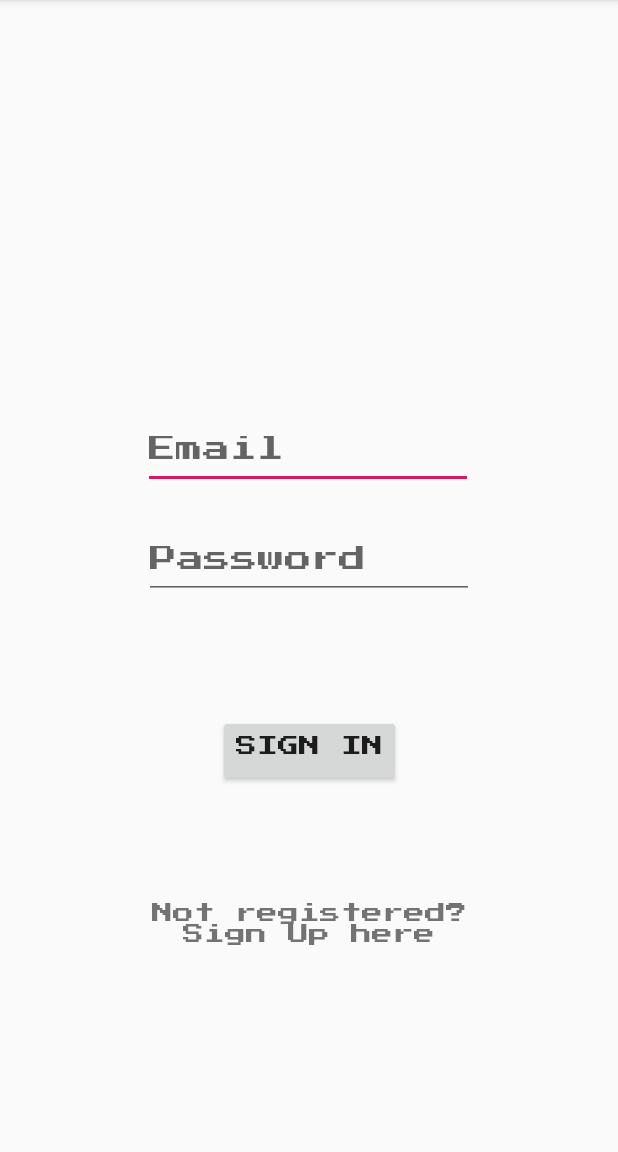
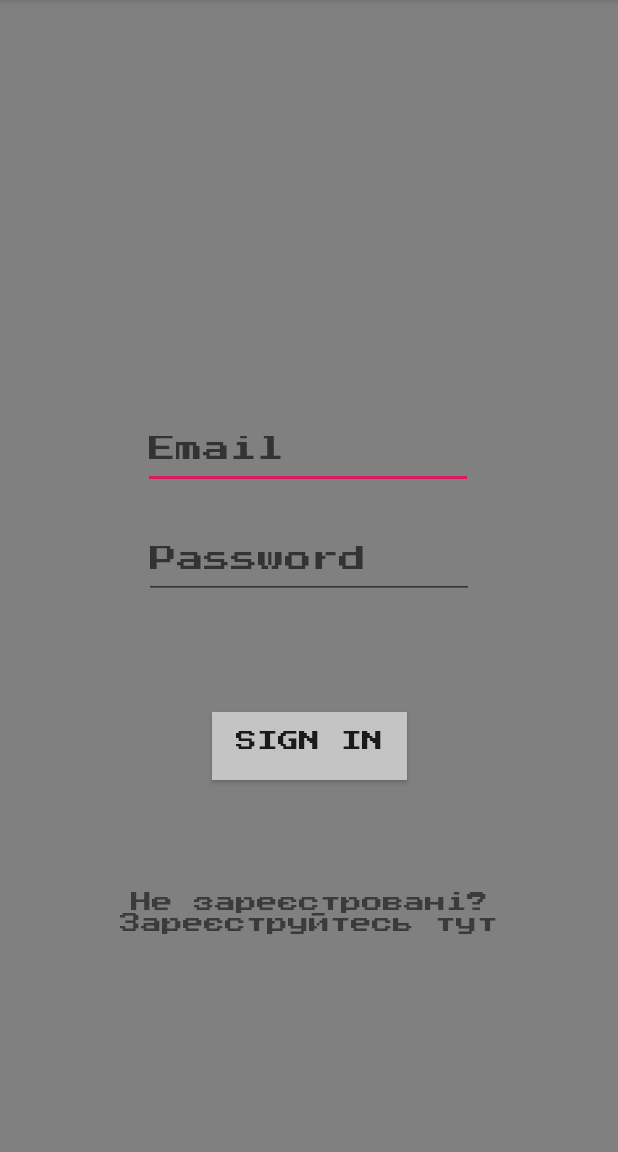
Before and after one commit to MaximStarykh/Pismo, an Android app: the LoginActivity screen opened directly, with no data from a screen before it, on a phone screen of 412 x 824 dp, the part 84-1236 px from its top. Run offline under Robolectric (Android 15) with nearby library versions, the phone set to English and light mode, and no system bars; our stand-ins replace Firebase (no records; nobody signed in at launch, a user with empty details on screens opened directly).

Commit message:
Redesigned log in page

```diff
--- a/app/src/main/res/layout/activity_login.xml
+++ b/app/src/main/res/layout/activity_login.xml
@@ -1,10 +1,12 @@
 <?xml version="1.0" encoding="utf-8"?>
-<androidx.constraintlayout.widget.ConstraintLayout xmlns:android="http://schemas.android.com/apk/res/android"
+<androidx.constraintlayout.widget.ConstraintLayout
+    xmlns:android="http://schemas.android.com/apk/res/android"
     xmlns:app="http://schemas.android.com/apk/res-auto"
     xmlns:tools="http://schemas.android.com/tools"
     android:layout_width="match_parent"
     android:layout_height="match_parent"
-    tools:context=".LoginActivity">
+    tools:context=".LoginActivity"
+    android:background="#808080">
 
 
     <EditText
@@ -18,6 +20,7 @@
         android:ems="10"
         android:fontFamily="@font/press_start_2p"
         android:hint="Email"
+        android:textColor="#fff"
         android:inputType="textEmailAddress"
         app:layout_constraintBottom_toBottomOf="parent"
         app:layout_constraintEnd_toEndOf="parent"
@@ -35,6 +38,7 @@
         android:ems="10"
         android:fontFamily="@font/press_start_2p"
         android:hint="Password"
+        android:textColor="#fff"
         android:inputType="textPassword"
         app:layout_constraintBottom_toBottomOf="parent"
         app:layout_constraintEnd_toEndOf="parent"
@@ -45,13 +49,13 @@
 
     <TextView
         android:id="@+id/textView"
-        android:layout_width="230dp"
-        android:layout_height="30dp"
+        android:layout_width="252dp"
+        android:layout_height="37dp"
         android:layout_marginStart="163dp"
         android:layout_marginEnd="163dp"
         android:layout_marginBottom="136dp"
         android:fontFamily="@font/press_start_2p"
-        android:text="Not registered? Sign Up here"
+        android:text="Не зареєстровані? Зареєструйтесь тут"
         android:textAlignment="center"
         app:layout_constraintBottom_toBottomOf="parent"
         app:layout_constraintEnd_toEndOf="parent"
@@ -59,14 +63,15 @@
 
     <Button
         android:id="@+id/button2"
-        android:layout_width="wrap_content"
-        android:layout_height="wrap_content"
-        android:layout_marginBottom="8dp"
-        android:layout_marginEnd="8dp"
+        android:layout_width="130dp"
+        android:layout_height="45dp"
         android:layout_marginStart="8dp"
         android:layout_marginTop="8dp"
+        android:layout_marginEnd="8dp"
+        android:layout_marginBottom="8dp"
+        android:background="#c4c4c4"
+        android:fontFamily="@font/press_start_2p"
         android:text="Sign In"
-        android:fontFamily="@font/press_start_2p"
         app:layout_constraintBottom_toTopOf="@+id/textView"
         app:layout_constraintEnd_toEndOf="parent"
         app:layout_constraintStart_toStartOf="parent"
```
